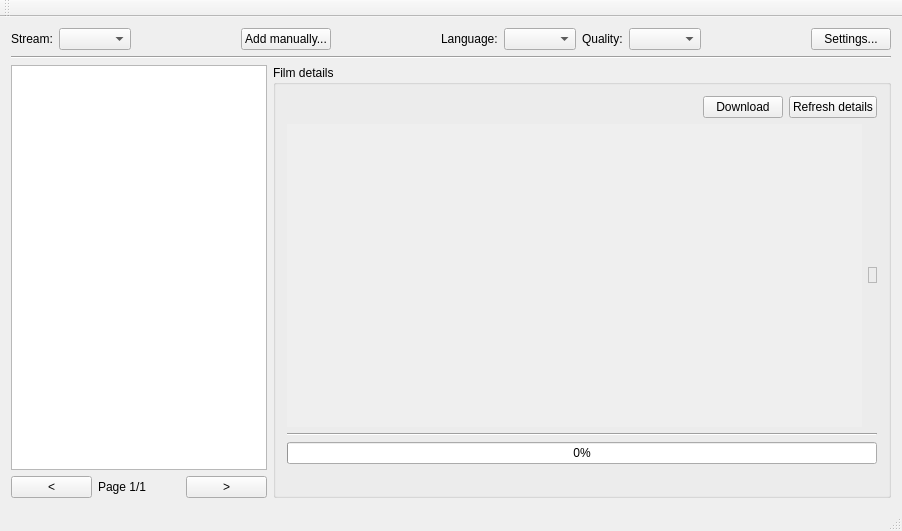
Old version of the form mainwindow.ui in the repository Tofee/artefetcher.
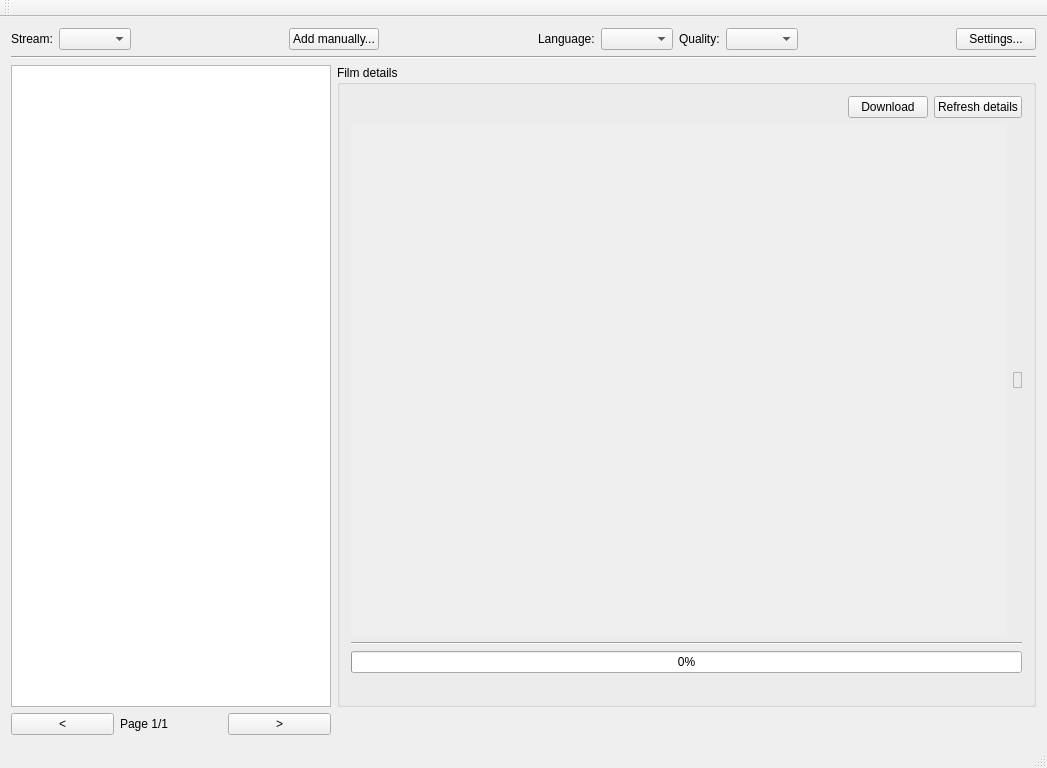
New version of the form. Icons and pictures are not drawn.

Commit message: Affichage de la liste des téléchargements en cours Amélioration UI (taille mini)

What changed in the file:
```diff
--- a/mainwindow.ui
+++ b/mainwindow.ui
@@ -6,10 +6,16 @@
    <rect>
     <x>0</x>
     <y>0</y>
-    <width>902</width>
-    <height>531</height>
+    <width>1047</width>
+    <height>768</height>
    </rect>
   </property>
+  <property name="minimumSize">
+   <size>
+    <width>1000</width>
+    <height>750</height>
+   </size>
+  </property>
   <property name="windowTitle">
    <string>Arte Fetcher</string>
   </property>
@@ -118,23 +124,7 @@
      </widget>
     </item>
     <item>
-     <layout class="QHBoxLayout" name="horizontalLayout_2">
-      <item>
        <layout class="QGridLayout" name="gridLayout">
-        <item row="1" column="0">
-         <widget class="QPushButton" name="leftPageButton">
-          <property name="text">
-           <string>&lt;</string>
-          </property>
-         </widget>
-        </item>
-        <item row="1" column="2">
-         <widget class="QPushButton" name="rightPageButton">
-          <property name="text">
-           <string>&gt;</string>
-          </property>
-         </widget>
-        </item>
         <item row="1" column="1">
          <widget class="QLabel" name="pageLabel">
           <property name="text">
@@ -144,6 +134,12 @@
         </item>
         <item row="0" column="0" colspan="3">
          <widget class="QTableWidget" name="tableWidget">
+        <property name="minimumSize">
+         <size>
+          <width>320</width>
+          <height>0</height>
+         </size>
+        </property>
           <property name="horizontalScrollBarPolicy">
            <enum>Qt::ScrollBarAlwaysOff</enum>
           </property>
@@ -164,9 +160,21 @@
           </attribute>
          </widget>
         </item>
-       </layout>
+      <item row="1" column="0">
+       <widget class="QPushButton" name="leftPageButton">
+        <property name="text">
+         <string>&lt;</string>
+        </property>
+       </widget>
       </item>
-      <item>
+      <item row="1" column="2">
+       <widget class="QPushButton" name="rightPageButton">
+        <property name="text">
+         <string>&gt;</string>
+        </property>
+       </widget>
+      </item>
+      <item row="0" column="3">
        <widget class="QGroupBox" name="detailsGroupBox">
         <property name="sizePolicy">
          <sizepolicy hsizetype="MinimumExpanding" vsizetype="MinimumExpanding">
@@ -237,13 +245,19 @@
                <rect>
                 <x>0</x>
                 <y>0</y>
-                <width>598</width>
-                <height>322</height>
+                <width>681</width>
+                <height>532</height>
                </rect>
               </property>
               <layout class="QVBoxLayout" name="verticalLayout_3">
                <item>
                 <widget class="QLabel" name="summaryLabel">
+                 <property name="minimumSize">
+                  <size>
+                   <width>160</width>
+                   <height>0</height>
+                  </size>
+                 </property>
                  <property name="text">
                   <string/>
                  </property>
@@ -313,7 +327,7 @@
     <rect>
      <x>0</x>
      <y>0</y>
-     <width>902</width>
+     <width>1047</width>
      <height>20</height>
     </rect>
    </property>
```
Lines whose indentation alone changed are shown as unchanged. The commit also changes 3 other files.
